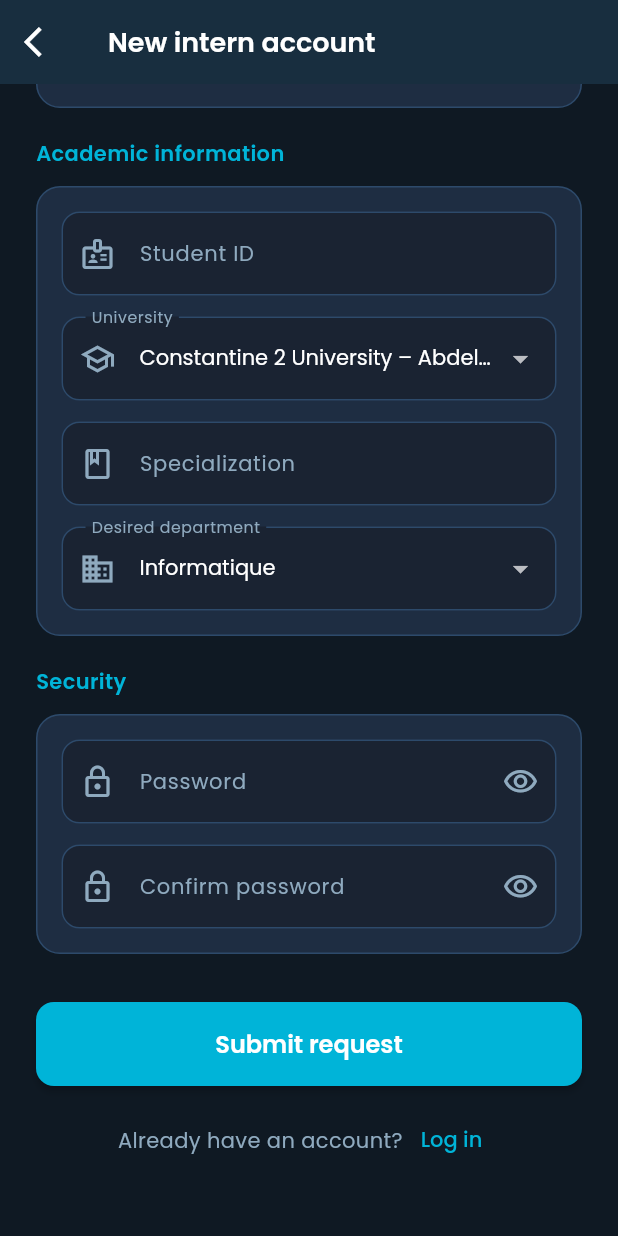
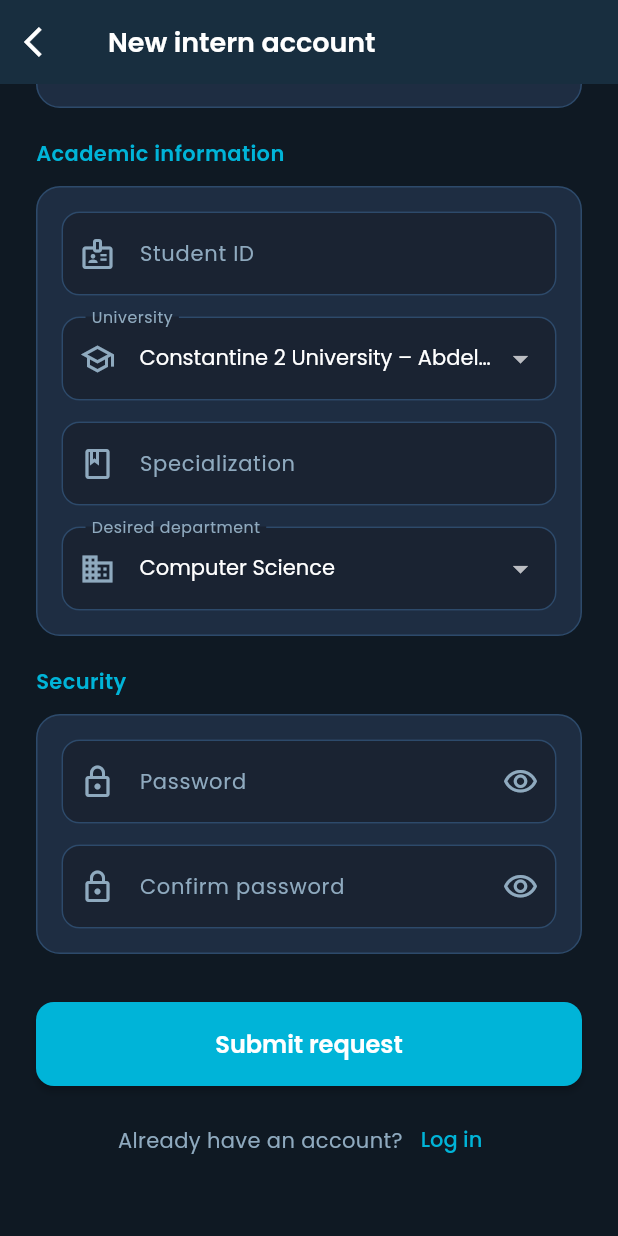
Before and after one commit to Anis-Dje/ProLink, a Flutter app: the RegisterScreen screen opened by its route, scrolled down 464 dp, on a phone screen of 412 x 824 dp. Run offline on Flutter 3.47's test engine with Material 3 defaults, Android fonts, the phone set to English and light mode, and no system bars; our stand-ins replace cross_file, file_picker, fl_chart, flutter_local_notifications, image_picker, qr_flutter and 1 more; missing offline and left inert: mobile_scanner; accounts and stored records are empty; network calls fail.

Commit message:
Address Devin Review: translate weekday labels, registration date label, Informatique department
Co-Authored-By: Anis <anisleprince2005@gmail.com>

```diff
--- a/lib/core/constants/app_constants.dart
+++ b/lib/core/constants/app_constants.dart
@@ -47,7 +47,7 @@ class AppConstants {
 
   // Departments
   static const List<String> departments = [
-    'Informatique',
+    'Computer Science',
     'Software Engineering',
     'Networks and Telecommunications',
     'Artificial Intelligence',
--- a/lib/screens/admin/manage_interns_screen.dart
+++ b/lib/screens/admin/manage_interns_screen.dart
@@ -288,7 +288,7 @@ class _InternDetailsSheet extends StatelessWidget {
             valueColor: AppUtils.getStatusColor(intern.status),
           ),
           _InfoRow(
-            label: 'Date d\'inscription',
+            label: 'Registration date',
             value: AppUtils.formatDate(intern.registrationDate),
           ),
           if (intern.startDate != null)
--- a/lib/screens/mentor/attendance_tracking_screen.dart
+++ b/lib/screens/mentor/attendance_tracking_screen.dart
@@ -362,7 +362,7 @@ class _AttendanceTrackingScreenState extends State<AttendanceTrackingScreen> {
   }
 
   String _weekdayLabel(int wd) {
-    const labels = ['', 'Lun', 'Mar', 'Mer', 'Jeu', 'Ven', 'Sam', 'Dim'];
+    const labels = ['', 'Mon', 'Tue', 'Wed', 'Thu', 'Fri', 'Sat', 'Sun'];
     return labels[wd];
   }
 }
```
